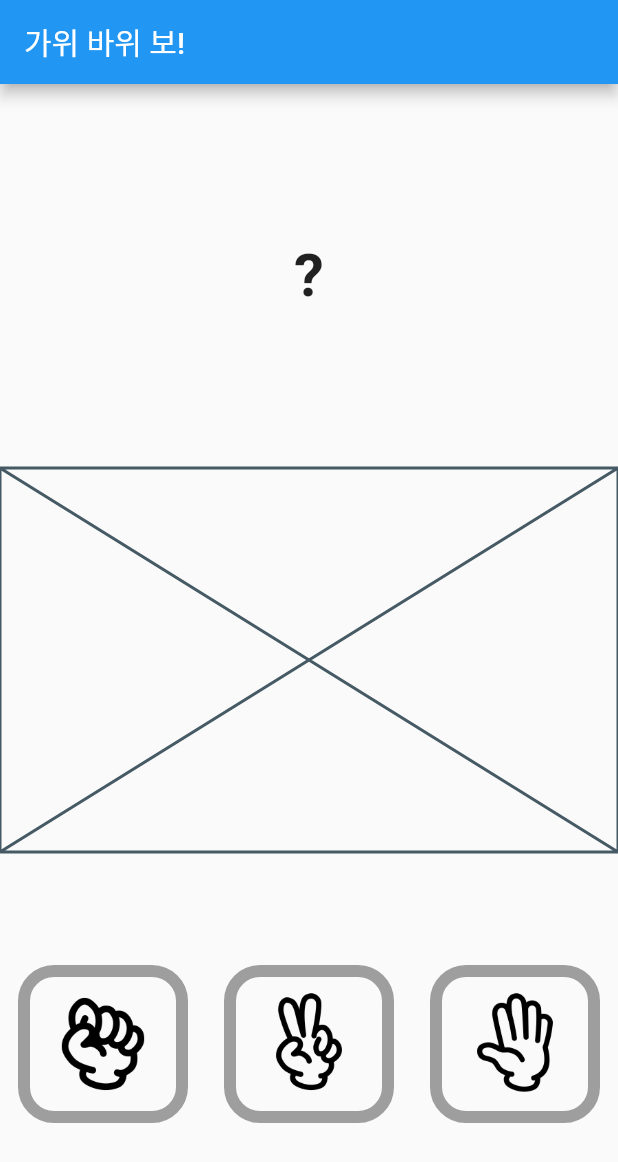
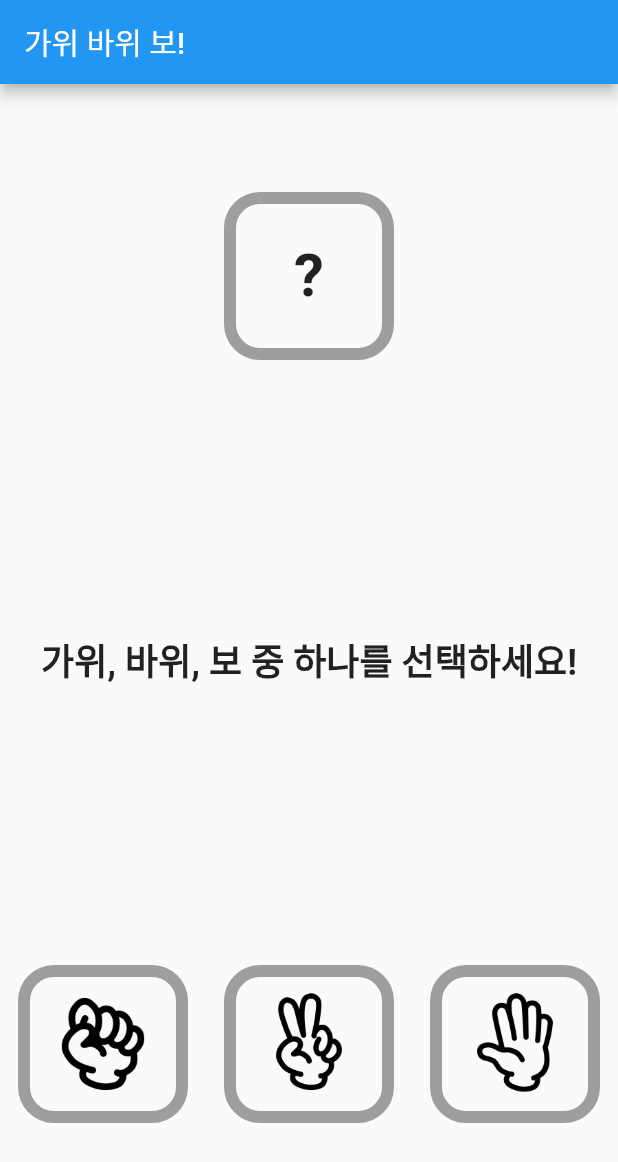
Before and after one commit to khanian/rsp_game, a Flutter app: the screen it shows after launch, on a phone screen of 412 x 824 dp. Shown: the top 1162 px of the screen. Run offline on Flutter 3.47's test engine with Material 2 defaults, Android fonts, the phone set to English and light mode, and no system bars.

Commit message:
RSP GAME DONE

```diff
--- a/lib/game/enum.dart
+++ b/lib/game/enum.dart
@@ -7,3 +7,12 @@ enum InputType {
 
  String get path => '$assetPath/$name.png';
 }
+
+enum Result {
+  playerWin('당신이 이겼다.'),
+  draw('비겼다.'),
+  cpuWin('당신이 졌다.');
+
+  const Result(this.displayString);
+  final String displayString;
+}
--- a/lib/game/game_body.dart
+++ b/lib/game/game_body.dart
@@ -15,7 +15,7 @@ class GameBody extends StatefulWidget {
 
 class _GameBodyState extends State<GameBody> {
   late bool isDone;
-  late InputType? _userInput;
+  InputType? _userInput;
   late InputType _cpuInput;
 
   @override
@@ -30,8 +30,8 @@ class _GameBodyState extends State<GameBody> {
     return Column(
       children: [
         Expanded(child: CpuInput(isDone: isDone, cpuInput: _cpuInput)),
-        Expanded(child: GameResult(isDone: isDone)),
-        Expanded(child: UserInput(isDone: isDone, callback: setUserInput)),
+        Expanded(child: GameResult(isDone: isDone, result: getResult(), callback: reset,)),
+        Expanded(child: UserInput(isDone: isDone, callback: setUserInput, userInput: _userInput,)),
       ],
     );
   }
@@ -47,4 +47,47 @@ class _GameBodyState extends State<GameBody> {
     final random = Random();
     _cpuInput = InputType.values[random.nextInt(3)];
   }
+
+  void reset() {
+    setState(() {
+      isDone = false;
+      setCpuInput();
+    });
+  }
+
+  Result? getResult() {
+    if (_userInput == null) return null;
+
+    switch(_userInput) {
+      case InputType.rock:
+        switch(_cpuInput) {
+          case InputType.rock:
+            return Result.draw;
+          case InputType.scissors:
+            return Result.playerWin;
+          case InputType.paper:
+            return Result.cpuWin;
+        }
+      case InputType.scissors:
+        switch(_cpuInput) {
+          case InputType.rock:
+            return Result.cpuWin;
+          case InputType.scissors:
+            return Result.draw;
+          case InputType.paper:
+            return Result.playerWin;
+        }
+      case InputType.paper:
+        switch(_cpuInput) {
+          case InputType.rock:
+            return Result.playerWin;
+          case InputType.scissors:
+            return Result.cpuWin;
+          case InputType.paper:
+            return Result.draw;
+        }
+      case null:
+        return null;
+    }
+  }
 }
--- a/lib/game/widget/cpu_input.dart
+++ b/lib/game/widget/cpu_input.dart
@@ -10,10 +10,24 @@ class CpuInput extends StatelessWidget {
 
   @override
   Widget build(BuildContext context) {
+    return Row(
+      children: [
+        Expanded(child: SizedBox.shrink()),
+        Expanded(
+          child: InputCard(
+            child: getCpuInput(),
+          ),
+        ),
+        Expanded(child: SizedBox.shrink()),
+      ],
+    );
+  }
+
+  Widget getCpuInput() {
     if (isDone) {
-      return const Placeholder();
+      return Image.asset(cpuInput.path);
     }
-    return SizedBox(
+    return const SizedBox(
       height: 80,
       child: Center(
         child: Text(
--- a/lib/game/widget/game_result.dart
+++ b/lib/game/widget/game_result.dart
@@ -1,11 +1,36 @@
 import 'package:flutter/material.dart';
+import 'package:rsp_game/game/enum.dart';
 
 class GameResult extends StatelessWidget {
   final bool isDone;
-  const GameResult({required this.isDone, super.key});
+  final Result? result;
+  final VoidCallback callback;
+
+  const GameResult({required this.isDone, required this.callback, this.result, super.key});
 
   @override
   Widget build(BuildContext context) {
-    return const Placeholder();
+    if (isDone) {
+      return Column(
+        mainAxisAlignment: MainAxisAlignment.center,
+        children: [
+          Text(
+            result!.displayString,
+            style: const TextStyle(fontSize: 32),
+          ),
+          const SizedBox(height: 8),
+          TextButton(
+            child: const Text('다시 하기', style: TextStyle(fontSize: 24),),
+            onPressed: () => callback.call(),
+          )
+        ],
+      );
+    }
+    return const Center(
+      child: Text(
+        '가위, 바위, 보 중 하나를 선택하세요!',
+        style: TextStyle(fontSize: 24, fontWeight: FontWeight.bold),
+      ),
+    );
   }
 }
--- a/lib/game/widget/input_card.dart
+++ b/lib/game/widget/input_card.dart
@@ -1,26 +1,9 @@
 import 'package:flutter/material.dart';
 
 class InputCard extends StatelessWidget {
-  final VoidCallback? callback;
   final Widget child;
 
-  const InputCard({this.callback, required this.child, super.key});
-
-  @override
-  Widget build(BuildContext context) {
-    return Expanded(
-      child: InkWell(onTap: () => callback?.call(), child: InputContents(child: child)),
-    );
-  }
-}
-
-class InputContents extends StatelessWidget {
-  const InputContents({
-    super.key,
-    required this.child,
-  });
-
-  final Widget child;
+  const InputCard({required this.child, super.key});
 
   @override
   Widget build(BuildContext context) {
--- a/lib/game/widget/user_input.dart
+++ b/lib/game/widget/user_input.dart
@@ -4,14 +4,21 @@ import 'package:rsp_game/game/widget/input_card.dart';
 
 class UserInput extends StatelessWidget {
   final bool isDone;
+  final InputType? userInput;
   final Function(InputType) callback;
 
-  const UserInput({required this.isDone, required this.callback, super.key});
+  const UserInput({this.userInput, required this.isDone, required this.callback, super.key});
 
   @override
   Widget build(BuildContext context) {
     if (isDone) {
-      return Placeholder();
+      return Row(
+        children: [
+          const Expanded(child: SizedBox.shrink()),
+          Expanded(child: InputCard(child: Image.asset(userInput!.path))),
+          const Expanded(child: SizedBox.shrink())
+        ],
+      );
     }
 
     return Row(
@@ -22,9 +29,13 @@ class UserInput extends StatelessWidget {
   List<Widget> _getInputs(Function(InputType) callback) {
     return InputType.values
         .map(
-          (type) => InputCard(
-            child: Image.asset(type.path),
-            callback: () => callback.call(type),
+          (type) => Expanded(
+            child: InkWell(
+              onTap: () => callback.call(type),
+              child: InputCard(
+                child: Image.asset(type.path),
+              ),
+            ),
           ),
         )
         .toList();
```
